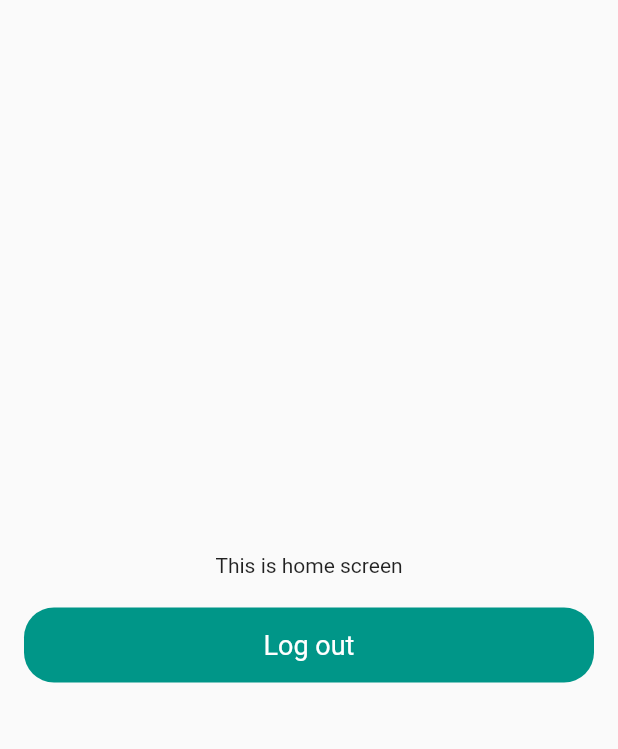
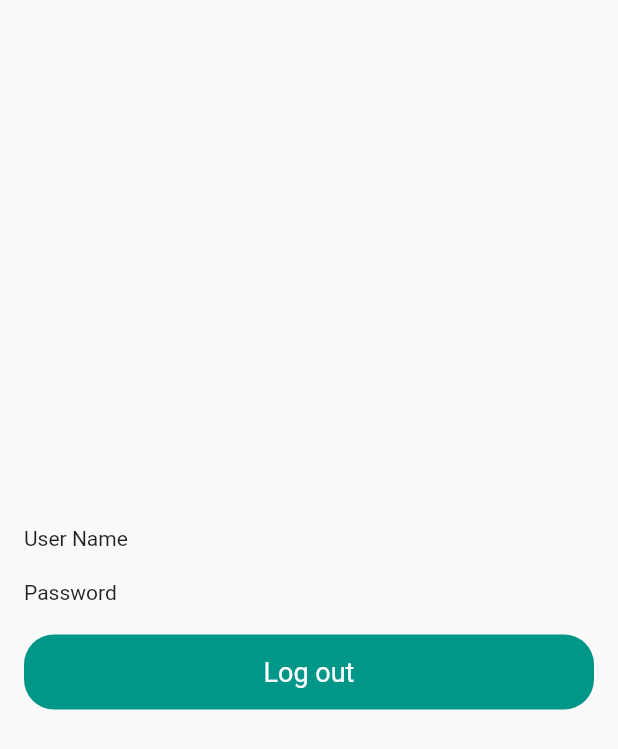
Before and after one commit to shafi21064/multy_role_based_app, a Flutter app: the screen it shows after launch, after a tap on "Log in", on a phone screen of 412 x 824 dp. Shown: the top 749 px of the screen. Run offline on Flutter 3.47's test engine with Material 2 defaults, Android fonts, the light colour scheme and no system bars; our stand-ins replace shared_preferences; network calls fail.

```diff
--- a/lib/home_screen.dart
+++ b/lib/home_screen.dart
@@ -1,8 +1,32 @@
 import 'package:flutter/material.dart';
 import 'package:shared_preferences/shared_preferences.dart';
 
-class HomeScreen extends StatelessWidget {
+class HomeScreen extends StatefulWidget {
   const HomeScreen({super.key});
+
+  @override
+  State<HomeScreen> createState() => _HomeScreenState();
+}
+
+class _HomeScreenState extends State<HomeScreen> {
+
+  String userName = '', password = '' ;
+
+  @override
+  void initState() {
+    // TODO: implement initState
+    super.initState();
+    loadData();
+  }
+
+  void loadData() async {
+    SharedPreferences sp = await SharedPreferences.getInstance();
+    userName = sp.getString('username') ?? '' ;
+    password = sp. getString('password') ?? '' ;
+    setState(() {
+
+    });
+  }
 
   @override
   Widget build(BuildContext context) {
@@ -14,7 +38,26 @@ class HomeScreen extends StatelessWidget {
             mainAxisAlignment: MainAxisAlignment.center
             ,
             children: [
-              Text('This is home screen'),
+
+              Row(
+                mainAxisAlignment: MainAxisAlignment.spaceBetween,
+                children: [
+                  Text('User Name'),
+                  Text(userName),
+                ],
+              ),
+
+              SizedBox(
+                height: 20,
+              ),
+
+              Row(
+                mainAxisAlignment: MainAxisAlignment.spaceBetween,
+                children: [
+                  Text('Password'),
+                  Text(password),
+                ],
+              ),
 
               SizedBox(
                 height: 20,
--- a/lib/log_in.dart
+++ b/lib/log_in.dart
@@ -11,6 +11,7 @@ class LoginScreen extends StatelessWidget {
   Widget build(BuildContext context) {
     return Scaffold(
       appBar: AppBar(
+        automaticallyImplyLeading: false,
         title: const Text('Log In'),
         backgroundColor: Colors.teal,
         centerTitle: true,
```
